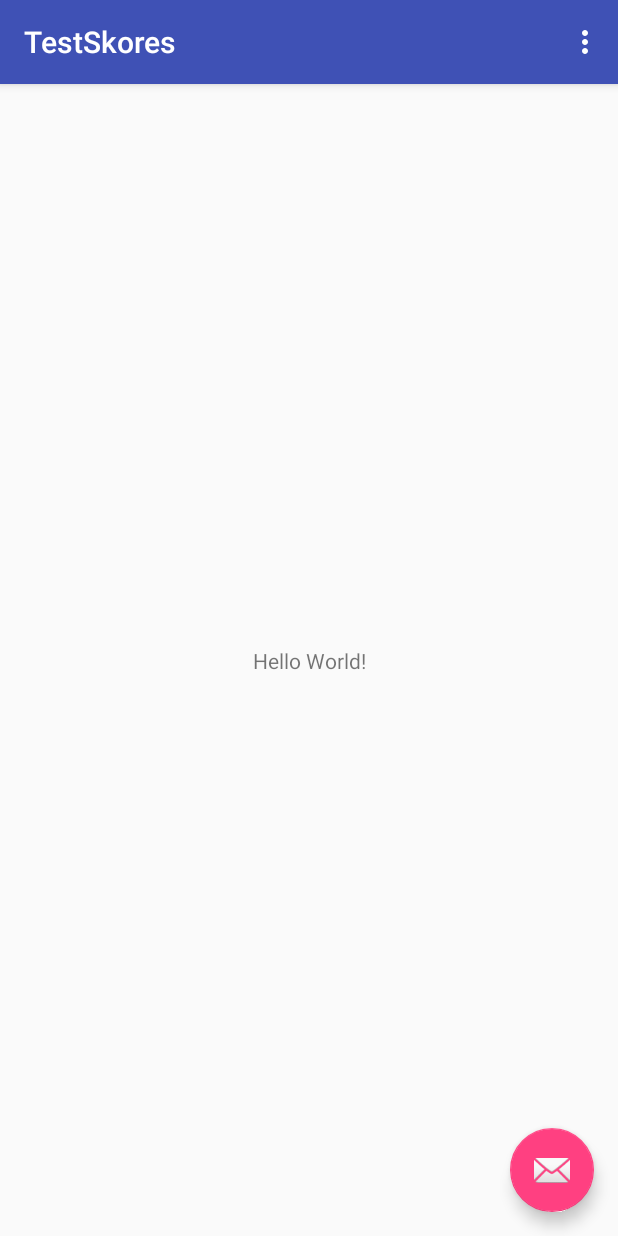
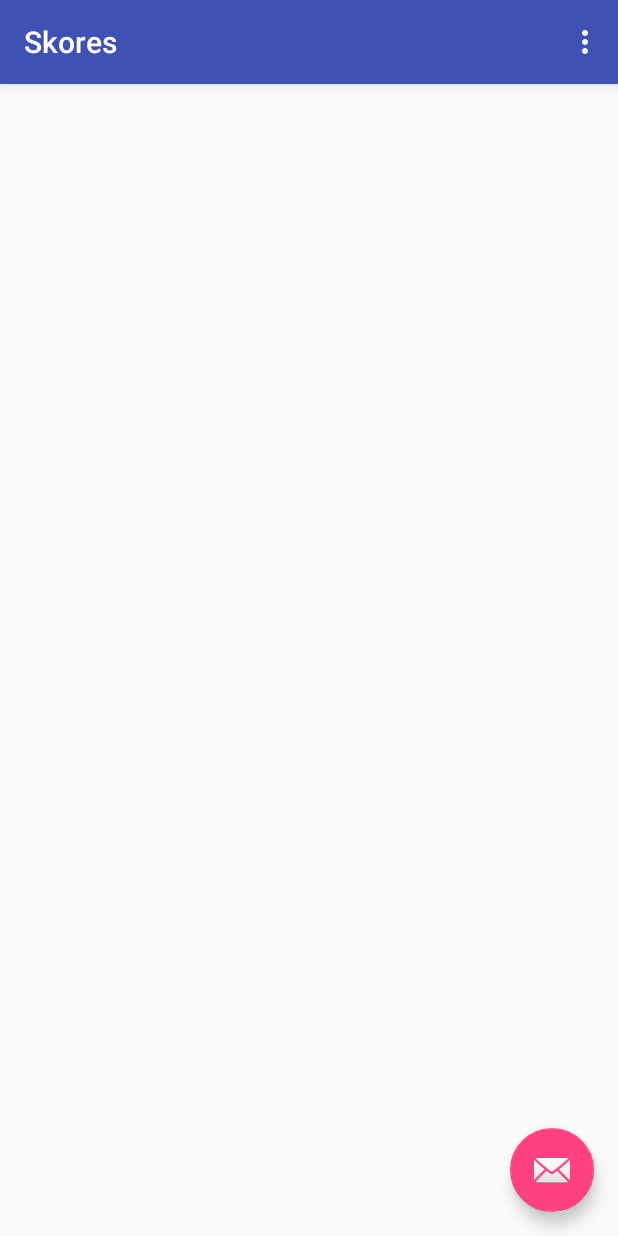
Before and after one commit to maximegens/testSkores, an Android app: the screen it shows after launch (MainActivity), on a phone screen of 412 x 824 dp. Run offline under Robolectric (Android 15) with nearby library versions, the phone set to English and light mode, and no system bars.

Commit message:
TestSkores - Mise en place de l'architecture et des mécanismes de base

```diff
--- a/SkoresTest/src/main/AndroidManifest.xml
+++ b/SkoresTest/src/main/AndroidManifest.xml
@@ -1,16 +1,17 @@
 <?xml version="1.0" encoding="utf-8"?>
 <manifest xmlns:android="http://schemas.android.com/apk/res/android"
     package="com.maximegens.android.testskores">
+
+    <uses-permission android:name="android.permission.INTERNET" />
 
     <application
         android:allowBackup="true"
         android:icon="@mipmap/ic_launcher"
         android:label="@string/app_name"
-        android:roundIcon="@mipmap/ic_launcher_round"
         android:supportsRtl="true"
         android:theme="@style/AppTheme">
         <activity
-            android:name=".activities.MainActivity"
+            android:name=".android.activities.MainActivity"
             android:label="@string/app_name"
             android:theme="@style/AppTheme.NoActionBar">
             <intent-filter>
--- a/SkoresTest/src/main/java/com/maximegens/android/testskores/android/activities/MainActivity.java
+++ b/SkoresTest/src/main/java/com/maximegens/android/testskores/android/activities/MainActivity.java
@@ -1,4 +1,4 @@
-package com.maximegens.android.testskores.activities;
+package com.maximegens.android.testskores.android.activities;
 
 import android.os.Bundle;
 import android.support.design.widget.FloatingActionButton;
@@ -9,22 +9,38 @@ import android.view.View;
 import android.view.Menu;
 import android.view.MenuItem;
 
+
 import com.maximegens.android.testskores.R;
+import com.maximegens.android.testskores.data.beans.CountryFootball;
+import com.maximegens.android.testskores.fragments.DetailCountryFragments;
+import com.maximegens.android.testskores.fragments.ListCountryFragments;
 
-public class MainActivity extends AppCompatActivity {
+/**
+ * Main Activity.
+ * Class with two fragments and FAB
+ */
+public class MainActivity extends AppCompatActivity implements ListCountryFragments.ListCountryFragmentsCallback {
 
     @Override
     protected void onCreate(Bundle savedInstanceState) {
         super.onCreate(savedInstanceState);
         setContentView(R.layout.activity_main);
-        Toolbar toolbar = (Toolbar) findViewById(R.id.toolbar);
+        Toolbar toolbar = findViewById(R.id.toolbar);
         setSupportActionBar(toolbar);
 
-        FloatingActionButton fab = (FloatingActionButton) findViewById(R.id.fab);
+        getSupportFragmentManager().beginTransaction()
+                .replace(R.id.fragmentLayout_list_country, ListCountryFragments.newInstance("Liste des pays"))
+                .commit();
+
+        getSupportFragmentManager().beginTransaction()
+                .replace(R.id.fragmentLayout_detail_country, DetailCountryFragments.newInstance("Détail"))
+                .commit();
+
+        FloatingActionButton fab = findViewById(R.id.fab);
         fab.setOnClickListener(new View.OnClickListener() {
             @Override
             public void onClick(View view) {
-                Snackbar.make(view, "Replace with your own action", Snackbar.LENGTH_LONG)
+                Snackbar.make(view, "Envoie d'un e-mail", Snackbar.LENGTH_LONG)
                         .setAction("Action", null).show();
             }
         });
@@ -32,23 +48,23 @@ public class MainActivity extends AppCompatActivity {
 
     @Override
     public boolean onCreateOptionsMenu(Menu menu) {
-        // Inflate the menu; this adds items to the action bar if it is present.
         getMenuInflater().inflate(R.menu.menu_main, menu);
         return true;
     }
 
     @Override
     public boolean onOptionsItemSelected(MenuItem item) {
-        // Handle action bar item clicks here. The action bar will
-        // automatically handle clicks on the Home/Up button, so long
-        // as you specify a parent activity in AndroidManifest.xml.
         int id = item.getItemId();
 
-        //noinspection SimplifiableIfStatement
         if (id == R.id.action_settings) {
             return true;
         }
 
         return super.onOptionsItemSelected(item);
     }
+
+    @Override
+    public void onCountrySelected(CountryFootball countryFootball) {
+
+    }
 }
--- /dev/null
+++ b/SkoresTest/src/main/java/com/maximegens/android/testskores/android/adapters/AdapterCountry.java
@@ -0,0 +1,53 @@
+package com.maximegens.android.testskores.android.adapters;
+
+import android.support.v7.widget.RecyclerView;
+import android.view.LayoutInflater;
+import android.view.View;
+import android.view.ViewGroup;
+
+import com.maximegens.android.testskores.R;
+import com.maximegens.android.testskores.data.beans.CountryFootball;
+
+import java.util.List;
+
+/**
+ * Adapter for a Football country items.
+ */
+public class AdapterCountry extends RecyclerView.Adapter<CountryViewHolder>{
+
+    /** List of country **/
+    private List<CountryFootball> listCountry;
+
+    /**
+     * Constructeur
+     * @param list Football country list
+     */
+    public AdapterCountry(List<CountryFootball> list) {
+        this.listCountry = list;
+    }
+
+    /**
+     * Setters for a football country list
+     * @param listCountry a new list to replace.
+     */
+    public void setListCountry(List<CountryFootball> listCountry) {
+        this.listCountry = listCountry;
+    }
+
+    @Override
+    public CountryViewHolder onCreateViewHolder(ViewGroup parent, int viewType) {
+        View view = LayoutInflater.from(parent.getContext()).inflate(R.layout.item_country, parent, false);
+        return new CountryViewHolder(view);
+    }
+
+    @Override
+    public void onBindViewHolder(CountryViewHolder holder, int position) {
+        CountryFootball country = listCountry.get(position);
+        holder.bind(country);
+    }
+
+    @Override
+    public int getItemCount() {
+        return listCountry.size();
+    }
+}
--- /dev/null
+++ b/SkoresTest/src/main/java/com/maximegens/android/testskores/fragments/DetailCountryFragments.java
@@ -0,0 +1,39 @@
+package com.maximegens.android.testskores.fragments;
+
+import android.os.Bundle;
+import android.support.annotation.Nullable;
+import android.support.v4.app.Fragment;
+import android.view.LayoutInflater;
+import android.view.View;
+import android.view.ViewGroup;
+
+import com.maximegens.android.testskores.R;
+
+/**
+ * A detail view fragment for display name and image of country.
+ */
+public class DetailCountryFragments extends Fragment {
+
+    /** Key for title **/
+    private static final String TITLE = "TITLE";
+
+    /** Instance of fragment **/
+    public static DetailCountryFragments newInstance(String title) {
+        DetailCountryFragments fragment = new DetailCountryFragments();
+        Bundle args = new Bundle();
+        args.putString(TITLE, title);
+        fragment.setArguments(args);
+        return fragment;
+    }
+
+    @Override
+    public View onCreateView(LayoutInflater inflater, ViewGroup container,
+                             Bundle savedInstanceState) {
+        return inflater.inflate(R.layout.fragment_detail_country, container, false);
+    }
+
+    @Override
+    public void onViewCreated(View view, @Nullable Bundle savedInstanceState) {
+        super.onViewCreated(view, savedInstanceState);
+    }
+}
--- /dev/null
+++ b/SkoresTest/src/main/java/com/maximegens/android/testskores/fragments/ListCountryFragments.java
@@ -0,0 +1,83 @@
+package com.maximegens.android.testskores.fragments;
+
+import android.content.Context;
+import android.support.annotation.Nullable;
+import android.support.v4.app.Fragment;
+import android.os.Bundle;
+import android.support.v7.widget.LinearLayoutManager;
+import android.support.v7.widget.RecyclerView;
+import android.view.LayoutInflater;
+import android.view.View;
+import android.view.ViewGroup;
+
+import com.maximegens.android.testskores.R;
+import com.maximegens.android.testskores.android.activities.MainActivity;
+import com.maximegens.android.testskores.android.adapters.AdapterCountry;
+
+import com.maximegens.android.testskores.data.beans.CountryFootball;
+
+import java.util.ArrayList;
+import java.util.List;
+
+/**
+ * A fragment for display football country list.
+ */
+public class ListCountryFragments extends Fragment{
+
+    /** KEY for title**/
+    private static final String TITLE = "TITLE";
+    /** List of football country **/
+    private List<CountryFootball> listCountry = new ArrayList<>();
+    /** Callback for communicate to activity **/
+    private ListCountryFragmentsCallback listCountryFragmentsCallback;
+    /** recyclerView for display football country **/
+    private RecyclerView recyclerViewCountry;
+    /** Adapter for football country **/
+    private AdapterCountry adapterCountry;
+
+    /** Interface for communicate with activity **/
+    public interface ListCountryFragmentsCallback {
+        void onCountrySelected(CountryFootball countryFootball);
+    }
+
+    /** instance of fragment **/
+    public static ListCountryFragments newInstance(String title) {
+        ListCountryFragments fragment = new ListCountryFragments();
+        Bundle args = new Bundle();
+        args.putString(TITLE, title);
+        fragment.setArguments(args);
+        return fragment;
+    }
+
+    @Override
+    public View onCreateView(LayoutInflater inflater, ViewGroup container,
+                             Bundle savedInstanceState) {
+        return inflater.inflate(R.layout.fragment_list_country, container, false);
+    }
+
+    @Override
+    public void onViewCreated(View view, @Nullable Bundle savedInstanceState) {
+        super.onViewCreated(view, savedInstanceState);
+
+        recyclerViewCountry = view.findViewById(R.id.recyclerViewPays);
+        adapterCountry = new AdapterCountry(listCountry);
+        recyclerViewCountry.setLayoutManager(new LinearLayoutManager(getActivity()));
+        recyclerViewCountry.setAdapter(adapterCountry);
+
+    }
+
+    @Override
+    public void onAttach(Context context) {
+        super.onAttach(context);
+        if (context instanceof MainActivity){
+            listCountryFragmentsCallback = (ListCountryFragmentsCallback) context;
+        }
+    }
+
+    @Override
+    public void onDetach() {
+        super.onDetach();
+        listCountryFragmentsCallback = null;
+    }
+
+}
--- a/SkoresTest/src/main/res/layout/activity_main.xml
+++ b/SkoresTest/src/main/res/layout/activity_main.xml
@@ -4,7 +4,8 @@
     xmlns:tools="http://schemas.android.com/tools"
     android:layout_width="match_parent"
     android:layout_height="match_parent"
-    tools:context="com.maximegens.android.testskores.activities.MainActivity">
+    android:fitsSystemWindows="true"
+    tools:context=".android.activities.MainActivity">
 
     <android.support.design.widget.AppBarLayout
         android:layout_width="match_parent"
@@ -20,7 +21,26 @@
 
     </android.support.design.widget.AppBarLayout>
 
-    <include layout="@layout/content_main" />
+    <LinearLayout
+        app:layout_behavior="@string/appbar_scrolling_view_behavior"
+        android:layout_width="match_parent"
+        android:layout_height="match_parent"
+        android:weightSum="2"
+        android:orientation="vertical">
+
+        <FrameLayout
+            android:id="@+id/fragmentLayout_list_country"
+            android:layout_width="match_parent"
+            android:layout_height="0dp"
+            android:layout_weight="1"/>
+
+        <FrameLayout
+            android:id="@+id/fragmentLayout_detail_country"
+            android:layout_width="match_parent"
+            android:layout_height="0dp"
+            android:layout_weight="1"/>
+
+    </LinearLayout>
 
     <android.support.design.widget.FloatingActionButton
         android:id="@+id/fab"
@@ -28,6 +48,6 @@
         android:layout_height="wrap_content"
         android:layout_gravity="bottom|end"
         android:layout_margin="@dimen/fab_margin"
-        app:srcCompat="@android:drawable/ic_dialog_email" />
+        android:src="@android:drawable/ic_dialog_email" />
 
 </android.support.design.widget.CoordinatorLayout>
--- a/SkoresTest/src/main/res/layout/content_main.xml
+++ /dev/null
@@ -1,20 +0,0 @@
-<?xml version="1.0" encoding="utf-8"?>
-<android.support.constraint.ConstraintLayout xmlns:android="http://schemas.android.com/apk/res/android"
-    xmlns:app="http://schemas.android.com/apk/res-auto"
-    xmlns:tools="http://schemas.android.com/tools"
-    android:layout_width="match_parent"
-    android:layout_height="match_parent"
-    app:layout_behavior="@string/appbar_scrolling_view_behavior"
-    tools:context="com.maximegens.android.testskores.activities.MainActivity"
-    tools:showIn="@layout/activity_main">
-
-    <TextView
-        android:layout_width="wrap_content"
-        android:layout_height="wrap_content"
-        android:text="Hello World!"
-        app:layout_constraintBottom_toBottomOf="parent"
-        app:layout_constraintLeft_toLeftOf="parent"
-        app:layout_constraintRight_toRightOf="parent"
-        app:layout_constraintTop_toTopOf="parent" />
-
-</android.support.constraint.ConstraintLayout>
--- /dev/null
+++ b/SkoresTest/src/main/res/layout/fragment_detail_country.xml
@@ -0,0 +1,31 @@
+<LinearLayout xmlns:android="http://schemas.android.com/apk/res/android"
+    android:layout_width="match_parent"
+    android:layout_height="match_parent"
+    xmlns:tools="http://schemas.android.com/tools"
+    android:paddingBottom="@dimen/activity_vertical_margin"
+    android:paddingLeft="@dimen/activity_horizontal_margin"
+    android:paddingRight="@dimen/activity_horizontal_margin"
+    android:gravity="center_horizontal"
+    android:orientation="vertical"
+    android:paddingTop="@dimen/activity_vertical_margin">
+
+    <ImageView
+        android:id="@+id/detail_image_pays"
+        android:layout_width="wrap_content"
+        android:layout_height="wrap_content" />
+
+    <TextView
+        android:id="@+id/detail_name_country"
+        android:layout_width="wrap_content"
+        android:layout_height="wrap_content"
+        tools:text="@string/detail_tools_name_country"
+        android:layout_alignTop="@+id/detail_image_pays" />
+
+    <TextView
+        android:id="@+id/detail_nb_match_country"
+        android:layout_width="wrap_content"
+        android:layout_height="wrap_content"
+        tools:text="@string/detail_tools_nb_match_country"
+        android:layout_alignTop="@+id/detail_image_pays" />
+
+</LinearLayout>
--- /dev/null
+++ b/SkoresTest/src/main/res/layout/fragment_list_country.xml
@@ -0,0 +1,15 @@
+<RelativeLayout xmlns:android="http://schemas.android.com/apk/res/android"
+    android:layout_width="match_parent"
+    android:layout_height="match_parent"
+    android:paddingBottom="@dimen/activity_vertical_margin"
+    android:paddingLeft="@dimen/activity_horizontal_margin"
+    android:paddingRight="@dimen/activity_horizontal_margin"
+    android:paddingTop="@dimen/activity_vertical_margin">
+
+
+    <android.support.v7.widget.RecyclerView
+        android:id="@+id/recyclerViewPays"
+        android:layout_width="match_parent"
+        android:layout_height="match_parent" />
+
+</RelativeLayout>
--- a/SkoresTest/src/main/res/values/dimens.xml
+++ b/SkoresTest/src/main/res/values/dimens.xml
@@ -1,3 +1,6 @@
 <resources>
     <dimen name="fab_margin">16dp</dimen>
+
+    <dimen name="activity_horizontal_margin">16dp</dimen>
+    <dimen name="activity_vertical_margin">16dp</dimen>
 </resources>
--- a/SkoresTest/src/main/res/values/strings.xml
+++ b/SkoresTest/src/main/res/values/strings.xml
@@ -1,4 +1,10 @@
 <resources>
-    <string name="app_name">TestSkores</string>
+    <string name="app_name">Skores</string>
+
     <string name="action_settings">Settings</string>
+
+    <!-- Message Detail Country -->
+    <string name="detail_tools_nb_match_country">Nombre de match du pays</string>
+    <string name="detail_tools_name_country">Nom du pays</string>
+
 </resources>
```
Also changed, not shown: SkoresTest/src/main/java/com/maximegens/android/testskores/android/adapters/CountryViewHolder.java (added, +34 -0 lines), SkoresTest/src/main/java/com/maximegens/android/testskores/data/beans/CountryFootball.java (added, +62 -0 lines), SkoresTest/src/main/res/layout/item_country.xml (added, +16 -0 lines), app/src/main/java/com/maximegens/android/testskores/MainActivity.java (deleted, +0 -52 lines).
